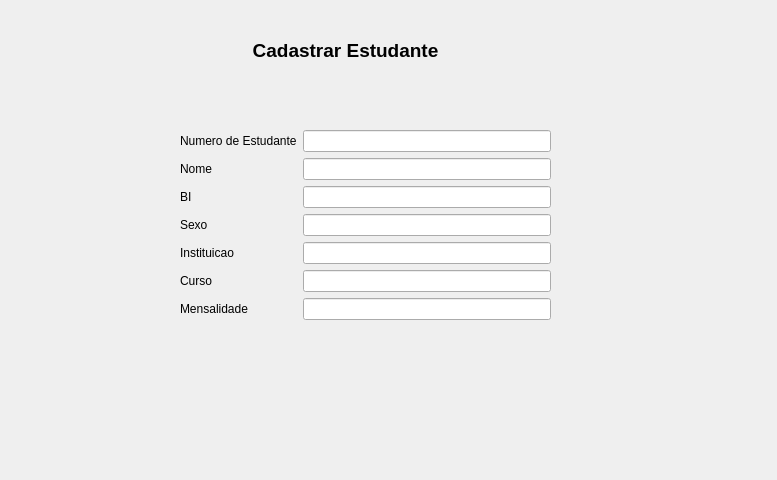
This is ProjectoCpp/frmestudante.ui in ltsaiete/conta-estudante as Qt 5 draws it before an edit. The edited form follows.
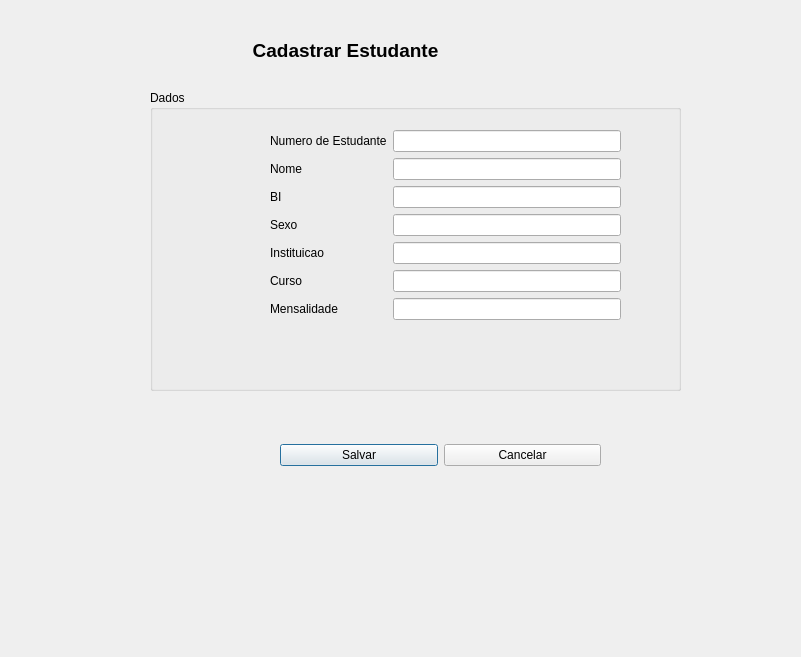
This is the edited form.

```diff
--- a/ProjectoCpp/frmestudante.ui
+++ b/ProjectoCpp/frmestudante.ui
@@ -6,8 +6,8 @@
    <rect>
     <x>0</x>
     <y>0</y>
-    <width>777</width>
-    <height>480</height>
+    <width>801</width>
+    <height>657</height>
    </rect>
   </property>
   <property name="windowTitle">
@@ -36,13 +36,25 @@
     <set>Qt::AlignCenter</set>
    </property>
   </widget>
+  <widget class="QGroupBox" name="groupBox">
+   <property name="geometry">
+    <rect>
+     <x>150</x>
+     <y>90</y>
+     <width>531</width>
+     <height>301</height>
+    </rect>
+   </property>
+   <property name="title">
+    <string>Dados</string>
+   </property>
   <widget class="QWidget" name="formLayoutWidget">
    <property name="geometry">
     <rect>
-     <x>180</x>
-     <y>130</y>
-     <width>371</width>
-     <height>209</height>
+      <x>120</x>
+      <y>40</y>
+      <width>351</width>
+      <height>221</height>
     </rect>
    </property>
    <layout class="QFormLayout" name="formLayout">
@@ -190,6 +202,33 @@
        <font>
         <pointsize>9</pointsize>
        </font>
+       </property>
+      </widget>
+     </item>
+    </layout>
+   </widget>
+  </widget>
+  <widget class="QWidget" name="horizontalLayoutWidget">
+   <property name="geometry">
+    <rect>
+     <x>280</x>
+     <y>420</y>
+     <width>321</width>
+     <height>71</height>
+    </rect>
+   </property>
+   <layout class="QHBoxLayout" name="horizontalLayout">
+    <item>
+     <widget class="QPushButton" name="pushButton_2">
+      <property name="text">
+       <string>Salvar</string>
+      </property>
+     </widget>
+    </item>
+    <item>
+     <widget class="QPushButton" name="pushButton">
+      <property name="text">
+       <string>Cancelar</string>
       </property>
      </widget>
     </item>
```
Lines whose indentation alone changed are shown as unchanged.
